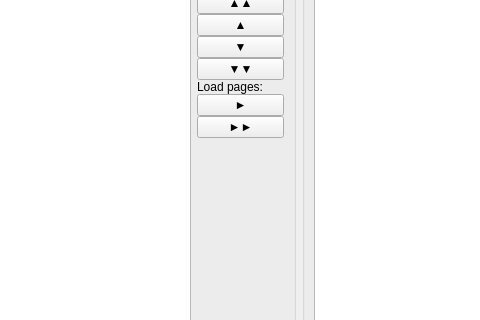
This is wndmain.ui in ronanpaixao/PyPDFTK as Qt 5 draws it before an edit; both pictures show x 91 to 571 and y 223 to 543 of the 955 by 631 pixel window. The edited form follows.
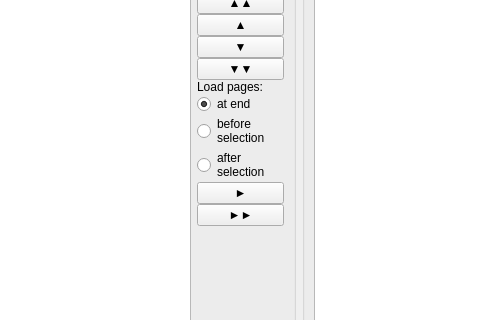
This is the edited form. Custom widgets are drawn as their Qt base class.

Commit message: Implement file loading inserting pages according to page selection

Patch:
```diff
--- a/wndmain.ui
+++ b/wndmain.ui
@@ -183,6 +183,32 @@
            </property>
           </widget>
          </item>
+         <item>
+          <widget class="QRadioButton" name="radioFileLoadEnd">
+           <property name="text">
+            <string>at end</string>
+           </property>
+           <property name="checked">
+            <bool>true</bool>
+           </property>
+          </widget>
+         </item>
+         <item>
+          <widget class="QRadioButton" name="radioFileLoadSelBef">
+           <property name="text">
+            <string>before
+selection</string>
+           </property>
+          </widget>
+         </item>
+         <item>
+          <widget class="QRadioButton" name="radioFileLoadSelAft">
+           <property name="text">
+            <string>after
+selection</string>
+           </property>
+          </widget>
+         </item>
          <item>
           <widget class="QPushButton" name="btnFileLoad">
            <property name="minimumSize">
```
The commit also changes 1 other file.
